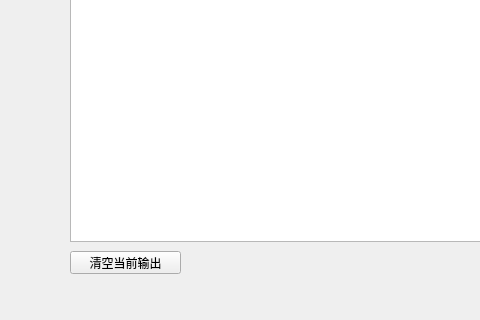
Qt form src/ui/download_mainwindow.ui (inkmac/Downloader) before a commit; both pictures show x 0 to 480 and y 479 to 799 of the 968 by 799 pixel window.
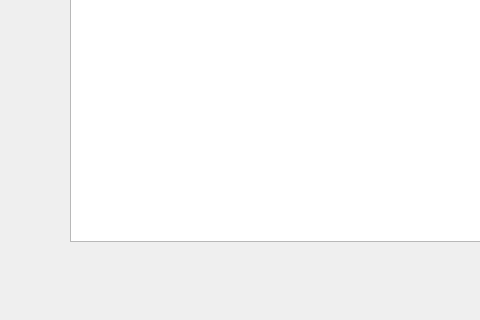
The same form after that commit.

Commit message: refactor(ui): auto-clear cmd output before actions and remove manual clear button

Diff of the .ui file:
```diff
--- a/src/ui/download_mainwindow.ui
+++ b/src/ui/download_mainwindow.ui
@@ -210,19 +210,6 @@
      </rect>
     </property>
    </widget>
-   <widget class="QPushButton" name="clear_cmd_output_button">
-    <property name="geometry">
-     <rect>
-      <x>70</x>
-      <y>730</y>
-      <width>111</width>
-      <height>23</height>
-     </rect>
-    </property>
-    <property name="text">
-     <string>清空当前输出</string>
-    </property>
-   </widget>
    <widget class="QPushButton" name="video_format_fetch_button">
     <property name="geometry">
      <rect>
```
The commit also changes 3 other files.
